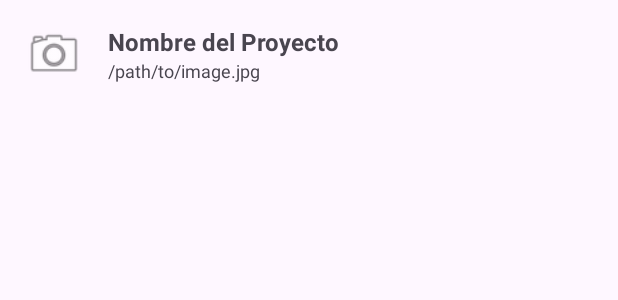
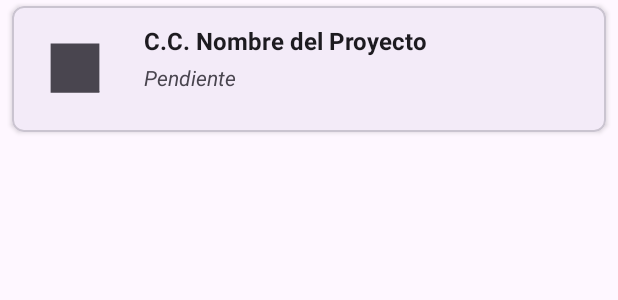
Before and after one commit to fabrizioxd8/QPhotos, an Android app: the layout queue_item_layout.xml on its own in the app's theme, with its tools: preview values and no code run, on a phone screen of 412 x 824 dp. Shown: the top 300 px of the screen. Run offline under Robolectric (Android 15) with nearby library versions, the phone set to English and light mode, and no system bars.

Commit message:
feat: Add project dropdown, new icons, and detailed progress
This commit implements the final set of features and UI enhancements to complete the application.

1.  **Implement Project Dropdown Menu**:
    - Replaced the project name `EditText` with an `AutoCompleteTextView` in `activity_main.xml`.
    - Added a `fetchProjectList()` function to `MainActivity.kt` to retrieve the list of existing projects from the server.
    - An `ArrayAdapter` is used to populate the `AutoCompleteTextView` with the fetched project names, allowing for both selection and free-text entry.

2.  **Refresh Application Iconography**:
    - Replaced all major icons (`settings`, `folder`, `gallery`, `shutter`, and `flash` states) with new, consistent vector drawables from the Google Material Symbols library.

3.  **Implement Detailed Upload Progress**:
    - Added a `status` field to the `UploadTask` data class.
    - The `UploadWorker` now updates the task's status in the database as it processes each upload.
    - The `QueueAdapter` has been updated with a new card-based layout to display the image thumbnail and the dynamic status of each upload.
    - Corrected a build error by ensuring the `queue_item_layout.xml` contains the correct view IDs referenced by the `QueueAdapter`.

4.  **Integrate Brand Color**:
    - Added the brand color `#03CFB5` to `colors.xml`.
    - Applied the brand color to the "Last Project" `TextView` to enhance the app's visual identity.

```diff
--- a/app/src/main/res/layout/queue_item_layout.xml
+++ b/app/src/main/res/layout/queue_item_layout.xml
@@ -1,37 +1,58 @@
 <?xml version="1.0" encoding="utf-8"?>
-<LinearLayout xmlns:android="http://schemas.android.com/apk/res/android"
+<com.google.android.material.card.MaterialCardView
+    xmlns:android="http://schemas.android.com/apk/res/android"
+    xmlns:app="http://schemas.android.com/apk/res-auto"
+    xmlns:tools="http://schemas.android.com/tools"
     android:layout_width="match_parent"
     android:layout_height="wrap_content"
-    android:orientation="horizontal"
-    android:padding="16dp"
-    android:gravity="center_vertical">
+    android:layout_marginStart="8dp"
+    android:layout_marginTop="4dp"
+    android:layout_marginEnd="8dp"
+    android:layout_marginBottom="4dp"
+    app:cardCornerRadius="8dp"
+    app:cardElevation="2dp">
 
-    <ImageView
-        android:layout_width="40dp"
-        android:layout_height="40dp"
-        android:src="@android:drawable/ic_menu_camera"
-        android:contentDescription="Icono de foto"/>
+    <androidx.constraintlayout.widget.ConstraintLayout
+        android:layout_width="match_parent"
+        android:layout_height="wrap_content"
+        android:padding="12dp">
 
-    <LinearLayout
-        android:layout_width="0dp"
-        android:layout_height="wrap_content"
-        android:layout_weight="1"
-        android:orientation="vertical"
-        android:layout_marginStart="16dp">
+        <ImageView
+            android:id="@+id/ivQueueThumbnail"
+            android:layout_width="60dp"
+            android:layout_height="60dp"
+            android:scaleType="centerCrop"
+            android:contentDescription="Thumbnail de la foto en cola"
+            app:layout_constraintStart_toStartOf="parent"
+            app:layout_constraintTop_toTopOf="parent"
+            app:layout_constraintBottom_toBottomOf="parent"
+            tools:src="@drawable/ic_gallery" />
 
         <TextView
-            android:id="@+id/tvItemProjectName"
+            android:id="@+id/tvQueueProjectName"
+            android:layout_width="0dp"
+            android:layout_height="wrap_content"
+            android:layout_marginStart="16dp"
+            android:textSize="16sp"
+            android:textStyle="bold"
+            android:textColor="?android:attr/textColorPrimary"
+            app:layout_constraintStart_toEndOf="@id/ivQueueThumbnail"
+            app:layout_constraintEnd_toEndOf="parent"
+            app:layout_constraintTop_toTopOf="parent"
+            tools:text="C.C. Nombre del Proyecto" />
+
+        <TextView
+            android:id="@+id/tvQueueStatus"
             android:layout_width="wrap_content"
             android:layout_height="wrap_content"
-            android:text="Nombre del Proyecto"
-            android:textStyle="bold"
-            android:textSize="16sp"/>
+            android:layout_marginTop="4dp"
+            android:text="Pendiente"
+            android:textSize="14sp"
+            android:textStyle="italic"
+            android:textColor="?android:attr/textColorSecondary"
+            app:layout_constraintStart_toStartOf="@id/tvQueueProjectName"
+            app:layout_constraintTop_toBottomOf="@id/tvQueueProjectName" />
 
-        <TextView
-            android:id="@+id/tvItemImagePath"
-            android:layout_width="wrap_content"
-            android:layout_height="wrap_content"
-            android:text="/path/to/image.jpg"
-            android:textSize="12sp"/>
-    </LinearLayout>
-</LinearLayout>
+    </androidx.constraintlayout.widget.ConstraintLayout>
+
+</com.google.android.material.card.MaterialCardView>
```
